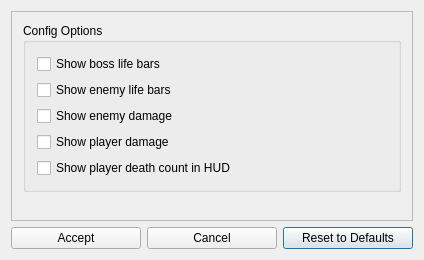
The window that randovania/gui/ui_files/dread_cosmetic_patches_dialog.ui (Plandovania/plandovania) describes before a commit, drawn with Qt 5.
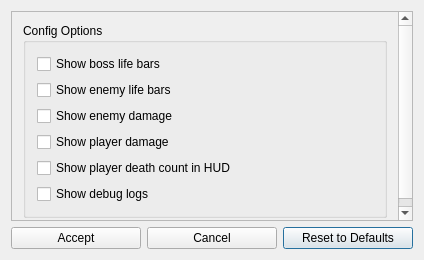
The same window after the commit.

Commit message: Add Dread cosmetic option for logging patch

```diff
--- a/randovania/gui/ui_files/dread_cosmetic_patches_dialog.ui
+++ b/randovania/gui/ui_files/dread_cosmetic_patches_dialog.ui
@@ -91,6 +91,13 @@
             </property>
            </widget>
           </item>
+          <item>
+           <widget class="QCheckBox" name="show_debug_logs">
+            <property name="text">
+             <string>Show debug logs</string>
+            </property>
+           </widget>
+          </item>
          </layout>
         </widget>
        </item>
```
The commit also changes 3 other files.
